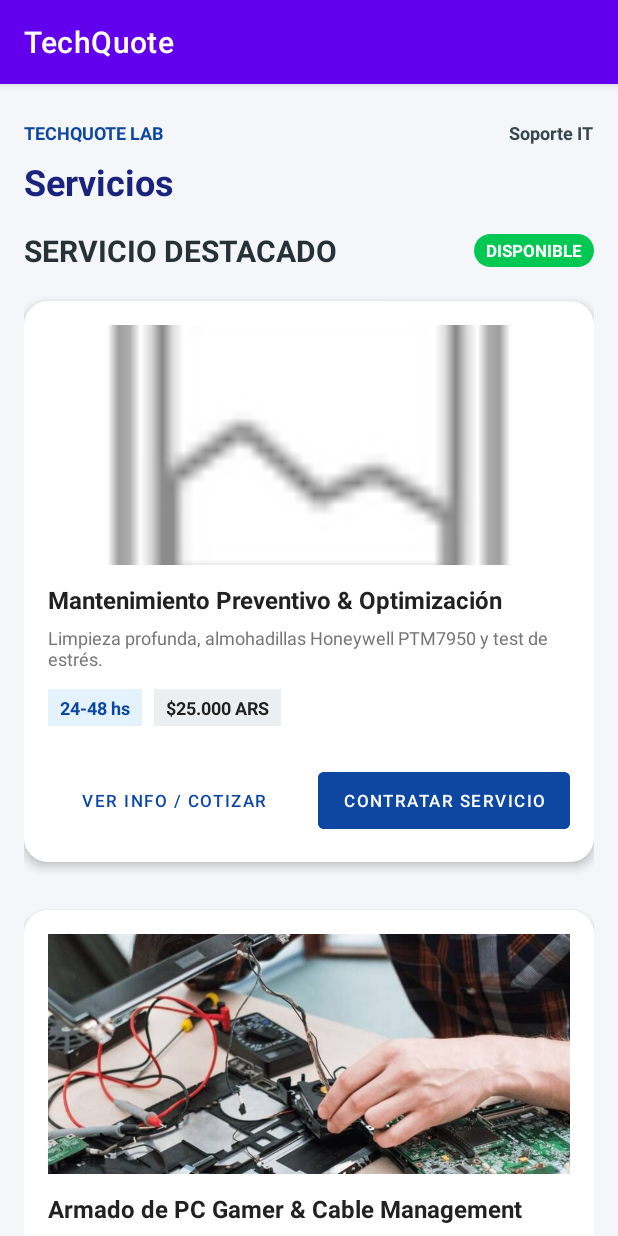
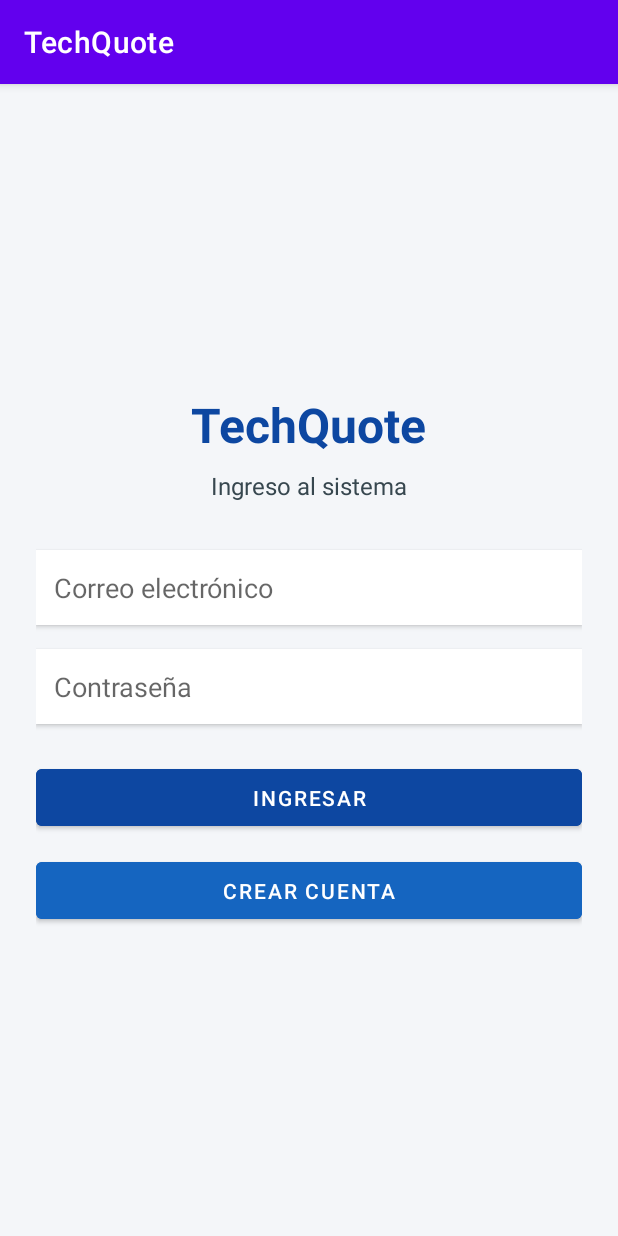
Before and after one commit to MauriRoP/parcial-2-am-acn4av-rocha-rocha, an Android app: the screen it shows after launch (MainActivity before the commit, LoginActivity after it), on a phone screen of 412 x 824 dp. Run offline under Robolectric (Android 15) with nearby library versions, the phone set to English and light mode, and no system bars; our stand-ins replace Firebase (no records; nobody signed in at launch, a user with empty details on screens opened directly).

Commit message:
login,e Firebase Auth + Firestore y dolor de cabeza

```diff
--- /dev/null
+++ b/app/src/main/java/com/example/techquote/LoginActivity.java
@@ -0,0 +1,88 @@
+package com.example.techquote;
+
+import androidx.appcompat.app.AppCompatActivity;
+import android.content.Intent;
+import android.os.Bundle;
+import android.widget.Button;
+import android.widget.EditText;
+import android.widget.Toast;
+import com.google.firebase.auth.FirebaseAuth;
+import com.google.firebase.auth.FirebaseUser;
+
+public class LoginActivity extends AppCompatActivity {
+
+    private EditText etEmail, etPassword;
+    private Button btnLogin, btnRegister;
+    private FirebaseAuth mAuth;
+
+    @Override
+    protected void onCreate(Bundle savedInstanceState) {
+        super.onCreate(savedInstanceState);
+        setContentView(R.layout.activity_login);
+
+        // Inicializamos Firebase
+        mAuth = FirebaseAuth.getInstance();
+        etEmail = findViewById(R.id.etEmail);
+        etPassword = findViewById(R.id.etPassword);
+        btnLogin = findViewById(R.id.btnLogin);
+        btnRegister = findViewById(R.id.btnRegister);
+
+        // Si el usuario ya estaba logueado, lo mandamos directo al Inicio
+        FirebaseUser currentUser = mAuth.getCurrentUser();
+        if(currentUser != null){
+            irAlInicio();
+        }
+
+        // Botón de Ingresar
+        btnLogin.setOnClickListener(v -> {
+            String email = etEmail.getText().toString().trim();
+            String password = etPassword.getText().toString().trim();
+
+            if (email.isEmpty() || password.isEmpty()) {
+                Toast.makeText(this, "Completá todos los campos", Toast.LENGTH_SHORT).show();
+                return;
+            }
+
+            mAuth.signInWithEmailAndPassword(email, password)
+                    .addOnCompleteListener(this, task -> {
+                        if (task.isSuccessful()) {
+                            irAlInicio();
+                        } else {
+                            Toast.makeText(this, "Error: " + task.getException().getMessage(), Toast.LENGTH_LONG).show();
+                        }
+                    });
+        });
+
+        // Botón de Crear Cuenta
+        btnRegister.setOnClickListener(v -> {
+            String email = etEmail.getText().toString().trim();
+            String password = etPassword.getText().toString().trim();
+
+            if (email.isEmpty() || password.isEmpty()) {
+                Toast.makeText(this, "Completá todos los campos", Toast.LENGTH_SHORT).show();
+                return;
+            }
+
+            if (password.length() < 6) {
+                Toast.makeText(this, "La contraseña debe tener 6 caracteres o más", Toast.LENGTH_SHORT).show();
+                return;
+            }
+
+            mAuth.createUserWithEmailAndPassword(email, password)
+                    .addOnCompleteListener(this, task -> {
+                        if (task.isSuccessful()) {
+                            Toast.makeText(this, "Cuenta creada con éxito", Toast.LENGTH_SHORT).show();
+                            irAlInicio();
+                        } else {
+                            Toast.makeText(this, "Error al registrar: " + task.getException().getMessage(), Toast.LENGTH_LONG).show();
+                        }
+                    });
+        });
+    }
+
+    private void irAlInicio() {
+        Intent intent = new Intent(LoginActivity.this, MainActivity.class);
+        startActivity(intent);
+        finish(); // Cierra el Login para que no vuelva atrás con el botón del celu
+    }
+}
--- a/app/src/main/java/com/example/techquote/SolicitudServiceActivity.java
+++ b/app/src/main/java/com/example/techquote/SolicitudServiceActivity.java
@@ -64,7 +64,7 @@ public class SolicitudServiceActivity extends AppCompatActivity {
             txtServicioPrecio.setText(getString(R.string.txt_precio_base, precio));
         }
 
-        // calendario que esta mejor
+        // calendario
         etSelectDate.setOnClickListener(v -> {
             final Calendar c = Calendar.getInstance();
             int year = c.get(Calendar.YEAR);
@@ -120,7 +120,7 @@ public class SolicitudServiceActivity extends AppCompatActivity {
                 return;
             }
 
-            // Captura real del RadioButton seleccionado
+            // RadioButton
             String metodoPago = "Efectivo";
             int selectedId = rgMetodoPago.getCheckedRadioButtonId();
             if (selectedId != -1) {
--- /dev/null
+++ b/app/src/main/res/layout/activity_login.xml
@@ -0,0 +1,65 @@
+<?xml version="1.0" encoding="utf-8"?>
+<LinearLayout xmlns:android="http://schemas.android.com/apk/res/android"
+    android:layout_width="match_parent"
+    android:layout_height="match_parent"
+    android:orientation="vertical"
+    android:padding="24dp"
+    android:background="#F4F6F9"
+    android:gravity="center">
+
+    <TextView
+        android:layout_width="wrap_content"
+        android:layout_height="wrap_content"
+        android:text="TechQuote"
+        android:textColor="#0D47A1"
+        android:textSize="32sp"
+        android:textStyle="bold"
+        android:layout_marginBottom="8dp"/>
+
+    <TextView
+        android:layout_width="wrap_content"
+        android:layout_height="wrap_content"
+        android:text="Ingreso al sistema"
+        android:textColor="#37474F"
+        android:textSize="16sp"
+        android:layout_marginBottom="32dp"/>
+
+    <EditText
+        android:id="@+id/etEmail"
+        android:layout_width="match_parent"
+        android:layout_height="50dp"
+        android:background="#FFFFFF"
+        android:hint="Correo electrónico"
+        android:inputType="textEmailAddress"
+        android:padding="12dp"
+        android:layout_marginBottom="16dp"
+        android:elevation="2dp"/>
+
+    <EditText
+        android:id="@+id/etPassword"
+        android:layout_width="match_parent"
+        android:layout_height="50dp"
+        android:background="#FFFFFF"
+        android:hint="Contraseña"
+        android:inputType="textPassword"
+        android:padding="12dp"
+        android:layout_marginBottom="24dp"
+        android:elevation="2dp"/>
+
+    <Button
+        android:id="@+id/btnLogin"
+        android:layout_width="match_parent"
+        android:layout_height="50dp"
+        android:text="INGRESAR"
+        android:backgroundTint="#0D47A1"
+        android:textColor="#FFFFFF"
+        android:layout_marginBottom="12dp"/>
+
+    <Button
+        android:id="@+id/btnRegister"
+        android:layout_width="match_parent"
+        android:layout_height="50dp"
+        android:text="CREAR CUENTA"
+        android:backgroundTint="#1565C0"
+        android:textColor="#FFFFFF"/>
+</LinearLayout>
--- a/app/src/main/res/values/strings.xml
+++ b/app/src/main/res/values/strings.xml
@@ -36,4 +36,5 @@
         \nGARANTÍA OFICIAL:\n30 días corridos sobre mano de obra y estabilidad térmica.
         \nRecomendado realizar este service preventivo cada 8 a 12 meses.
     </string>
+    <string name="title_activity_login">LoginActivity</string>
 </resources>
--- a/build.gradle.kts
+++ b/build.gradle.kts
@@ -1,4 +1,4 @@
-// Top-level build file where you can add configuration options common to all sub-projects/modules.
 plugins {
     alias(libs.plugins.android.application) apply false
+    alias(libs.plugins.google.gms.google.services) apply false
 }
```
Also changed, not shown: app/build.gradle.kts (+21 -14 lines), app/src/main/AndroidManifest.xml (+7 -2 lines), app/src/main/java/com/example/techquote/ResumenOrderActivity.java (+34 -5 lines), gradle.properties (+2 -18 lines), gradle/libs.versions.toml (+4 -6 lines), 1 other file.
